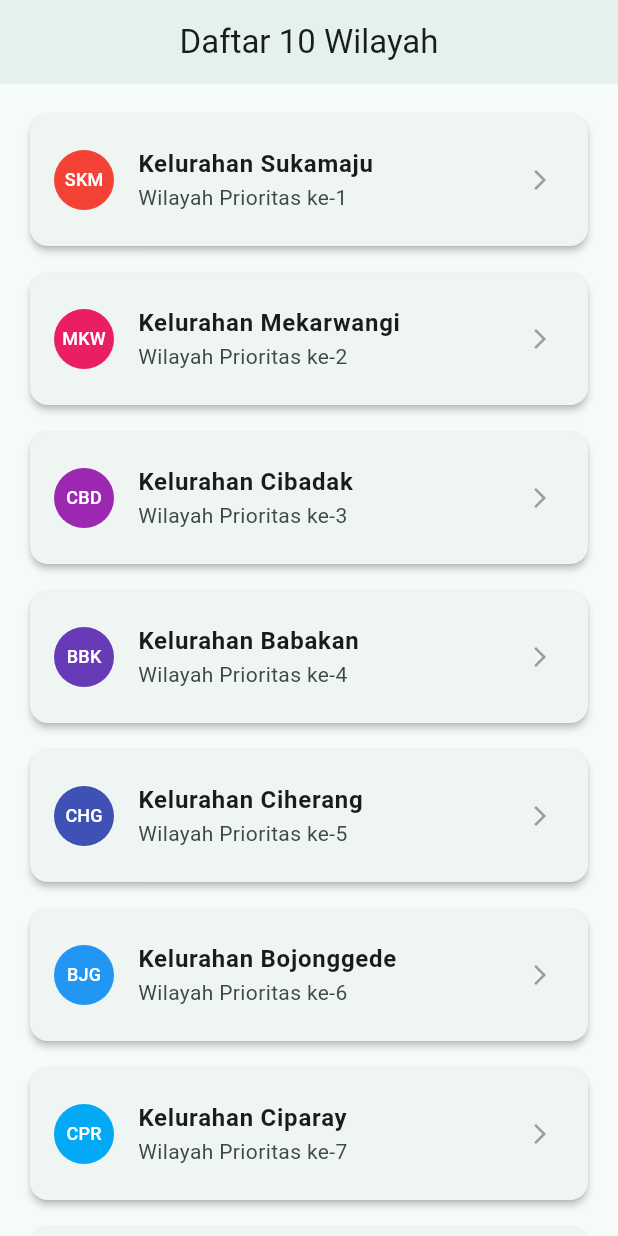
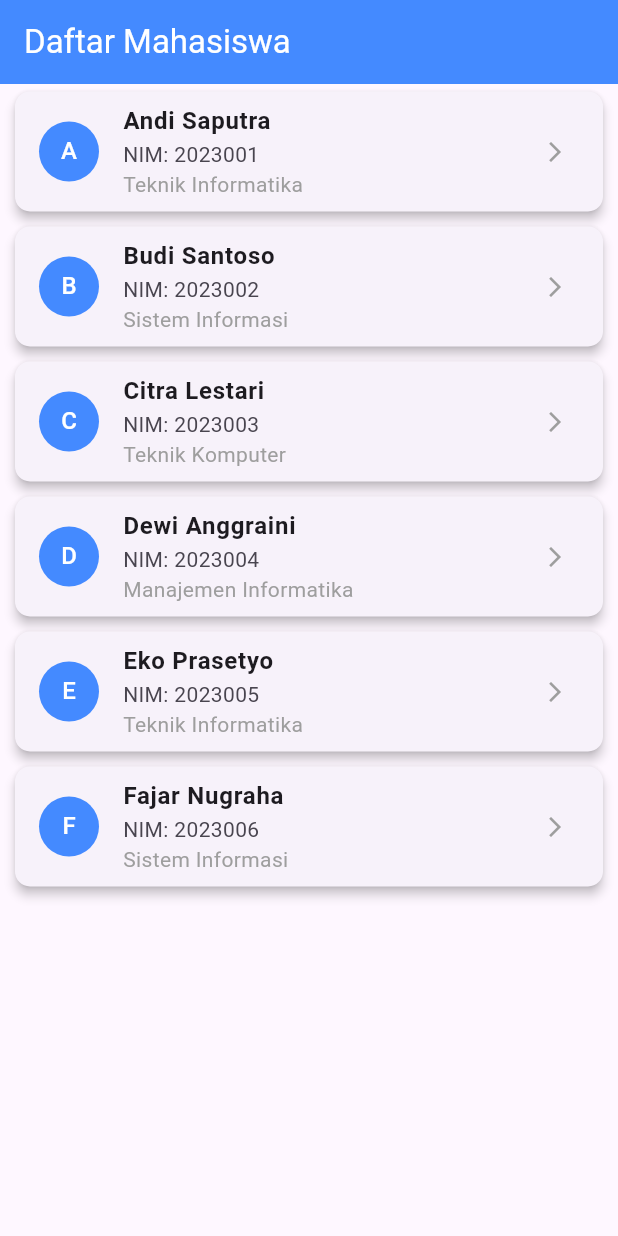
Before and after one commit to najimuhammad67/ListviewMobile, a Flutter app: the screen it shows after launch, on a phone screen of 412 x 824 dp. Run offline on Flutter 3.47's test engine with Material 3 defaults, Android fonts, the phone set to English and light mode, and no system bars.

Commit message:
Update main.dart

```diff
--- a/lib/main.dart
+++ b/lib/main.dart
@@ -1,14 +1,21 @@
 import 'package:flutter/material.dart';
 
-void main() => runApp(const MyApp());
+void main() {
+  runApp(const MyApp());
+}
 
-// 1. MODEL DATA
-// Membuat class khusus untuk merepresentasikan data.
-class Daerah {
+
+class Mahasiswa {
   final String nama;
-  final String kode;
-
-  const Daerah({required this.nama, required this.kode});
+  final String nim;
+  final String jurusan;
+  final String fotoUrl;
+  Mahasiswa({
+    required this.nama,
+    required this.nim,
+    required this.jurusan,
+    this.fotoUrl = '',
+  });
 }
 
 class MyApp extends StatelessWidget {
@@ -17,103 +24,115 @@ class MyApp extends StatelessWidget {
   @override
   Widget build(BuildContext context) {
     return MaterialApp(
-      debugShowCheckedModeBanner: false, // Menghilangkan banner debug
-      title: 'Refactored ListView',
-      // Menggunakan Material 3 untuk tampilan yang lebih modern
-      theme: ThemeData(
-        useMaterial3: true,
-        colorScheme: ColorScheme.fromSeed(seedColor: Colors.teal),
-        appBarTheme: const AppBarTheme(centerTitle: true, elevation: 2),
-      ),
-      home: const DaerahListPage(),
+      debugShowCheckedModeBanner: false,
+      theme: ThemeData(primarySwatch: Colors.blue),
+      home: const DaftarMahasiswaPage(),
     );
   }
 }
 
-class DaerahListPage extends StatelessWidget {
-  const DaerahListPage({super.key});
+class DaftarMahasiswaPage extends StatefulWidget {
+  const DaftarMahasiswaPage({super.key});
 
-  // Data statis dipisah di sini (seolah-olah dari database/API)
-  static const List<Daerah> _dataDaerah = [
-    Daerah(nama: 'Kelurahan Sukamaju', kode: 'SKM'),
-    Daerah(nama: 'Kelurahan Mekarwangi', kode: 'MKW'),
-    Daerah(nama: 'Kelurahan Cibadak', kode: 'CBD'),
-    Daerah(nama: 'Kelurahan Babakan', kode: 'BBK'),
-    Daerah(nama: 'Kelurahan Ciherang', kode: 'CHG'),
-    Daerah(nama: 'Kelurahan Bojonggede', kode: 'BJG'),
-    Daerah(nama: 'Kelurahan Ciparay', kode: 'CPR'),
-    Daerah(nama: 'Kelurahan Pasirkaliki', kode: 'PSK'),
-    Daerah(nama: 'Kelurahan Karangmulya', kode: 'KRM'),
-    Daerah(nama: 'Kelurahan Sukaraja', kode: 'SKR'),
+  @override
+  State<DaftarMahasiswaPage> createState() => _DaftarMahasiswaPageState();
+}
+
+class _DaftarMahasiswaPageState extends State<DaftarMahasiswaPage> {
+
+  final List<Mahasiswa> listMahasiswa = [
+    Mahasiswa(
+      nama: "Andi Saputra",
+      nim: "2023001",
+      jurusan: "Teknik Informatika",
+    ),
+    Mahasiswa(
+      nama: "Budi Santoso",
+      nim: "2023002",
+      jurusan: "Sistem Informasi",
+    ),
+    Mahasiswa(
+      nama: "Citra Lestari",
+      nim: "2023003",
+      jurusan: "Teknik Komputer",
+    ),
+    Mahasiswa(
+      nama: "Dewi Anggraini",
+      nim: "2023004",
+      jurusan: "Manajemen Informatika",
+    ),
+    Mahasiswa(
+      nama: "Eko Prasetyo",
+      nim: "2023005",
+      jurusan: "Teknik Informatika",
+    ),
+    Mahasiswa(
+      nama: "Fajar Nugraha",
+      nim: "2023006",
+      jurusan: "Sistem Informasi",
+    ),
   ];
 
   @override
   Widget build(BuildContext context) {
     return Scaffold(
-      appBar: AppBar(title: const Text('Daftar 10 Wilayah')),
-      body: ListView.separated(
-        padding: const EdgeInsets.all(
-          16,
-        ), // Memberikan jarak dari pinggir layar
-        itemCount: _dataDaerah.length,
-        separatorBuilder: (context, index) => const SizedBox(height: 10),
+      appBar: AppBar(
+        title: const Text("Daftar Mahasiswa"),
+        backgroundColor: Colors.blueAccent,
+        foregroundColor: Colors.white,
+      ),
+
+      body: ListView.builder(
+        itemCount: listMahasiswa.length,
         itemBuilder: (context, index) {
-          // Memanggil widget yang sudah di-extract
-          return DaerahCard(daerah: _dataDaerah[index], index: index);
+          final mahasiswa = listMahasiswa[index];
+
+          return Card(
+            margin: const EdgeInsets.symmetric(horizontal: 10, vertical: 5),
+            elevation: 3,
+            shape: RoundedRectangleBorder(
+              borderRadius: BorderRadius.circular(10),
+            ),
+            child: ListTile(
+
+              leading: CircleAvatar(
+                backgroundColor: Colors.blueAccent,
+                child: Text(
+                  mahasiswa.nama[0],
+                  style: const TextStyle(color: Colors.white),
+                ),
+              ),
+
+              title: Text(
+                mahasiswa.nama,
+                style: const TextStyle(fontWeight: FontWeight.bold),
+              ),
+              subtitle: Column(
+                crossAxisAlignment: CrossAxisAlignment.start,
+                children: [
+                  Text("NIM: ${mahasiswa.nim}"),
+                  Text(
+                    mahasiswa.jurusan,
+                    style: const TextStyle(color: Colors.grey),
+                  ),
+                ],
+              ),
+
+              trailing: const Icon(
+                Icons.arrow_forward_ios,
+                size: 16,
+                color: Colors.grey,
+              ),
+
+              onTap: () {
+                ScaffoldMessenger.of(context).showSnackBar(
+                  SnackBar(content: Text('Anda memilih: ${mahasiswa.nama}')),
+                );
+              },
+            ),
+          );
         },
       ),
     );
   }
 }
-
-// 2. EXTRACTED WIDGET
-// Memisahkan UI Item agar kode utama tidak berantakan
-class DaerahCard extends StatelessWidget {
-  final Daerah daerah;
-  final int index;
-
-  const DaerahCard({super.key, required this.daerah, required this.index});
-
-  @override
-  Widget build(BuildContext context) {
-    // Menggunakan Card agar tampilan lebih menonjol (pop-out)
-    return Card(
-      elevation: 2,
-      shape: RoundedRectangleBorder(borderRadius: BorderRadius.circular(12)),
-      child: InkWell(
-        borderRadius: BorderRadius.circular(12),
-        onTap: () {
-          ScaffoldMessenger.of(context).hideCurrentSnackBar();
-          ScaffoldMessenger.of(context).showSnackBar(
-            SnackBar(
-              content: Text('Memilih: ${daerah.nama}'),
-              behavior: SnackBarBehavior.floating,
-            ),
-          );
-        },
-        child: Padding(
-          padding: const EdgeInsets.symmetric(vertical: 8.0),
-          child: ListTile(
-            leading: CircleAvatar(
-              // Memberikan warna berbeda-beda berdasarkan index
-              backgroundColor:
-                  Colors.primaries[index % Colors.primaries.length],
-              foregroundColor: Colors.white,
-              child: Text(daerah.kode, style: const TextStyle(fontSize: 12)),
-            ),
-            title: Text(
-              daerah.nama,
-              style: const TextStyle(fontWeight: FontWeight.bold),
-            ),
-            subtitle: Text('Wilayah Prioritas ke-${index + 1}'),
-            trailing: const Icon(
-              Icons.arrow_forward_ios,
-              size: 16,
-              color: Colors.grey,
-            ),
-          ),
-        ),
-      ),
-    );
-  }
-}
```
